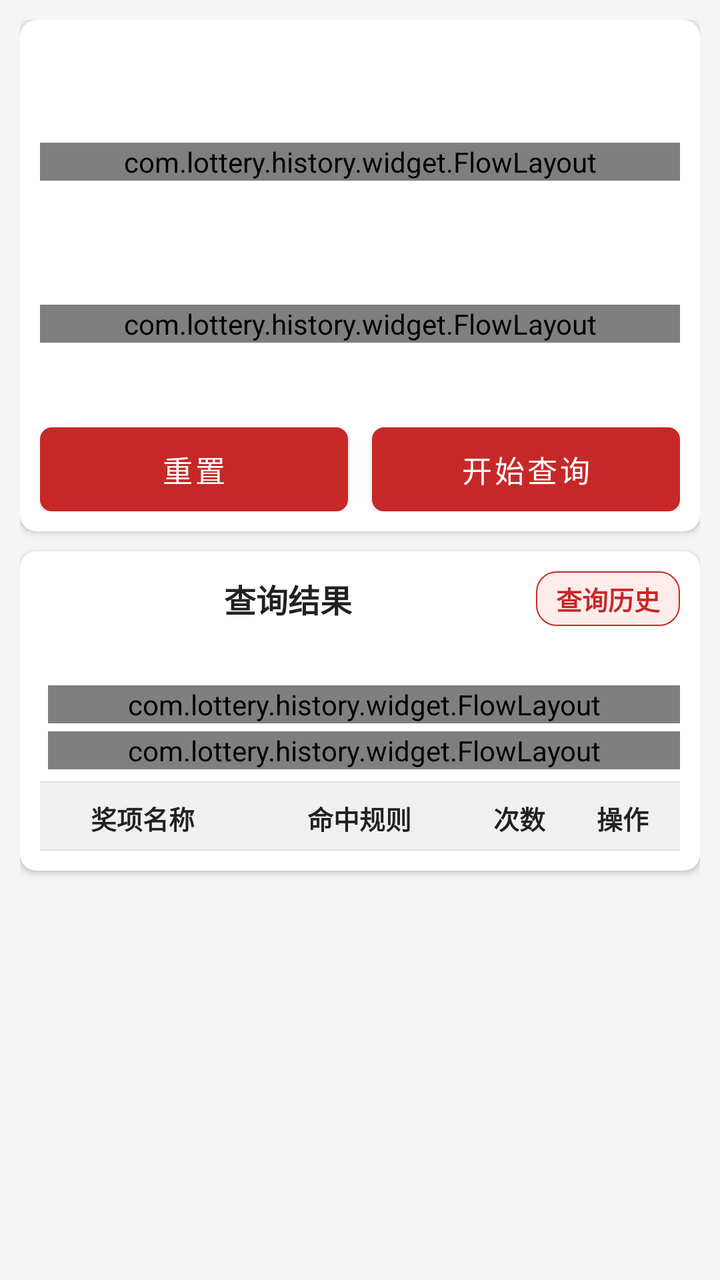
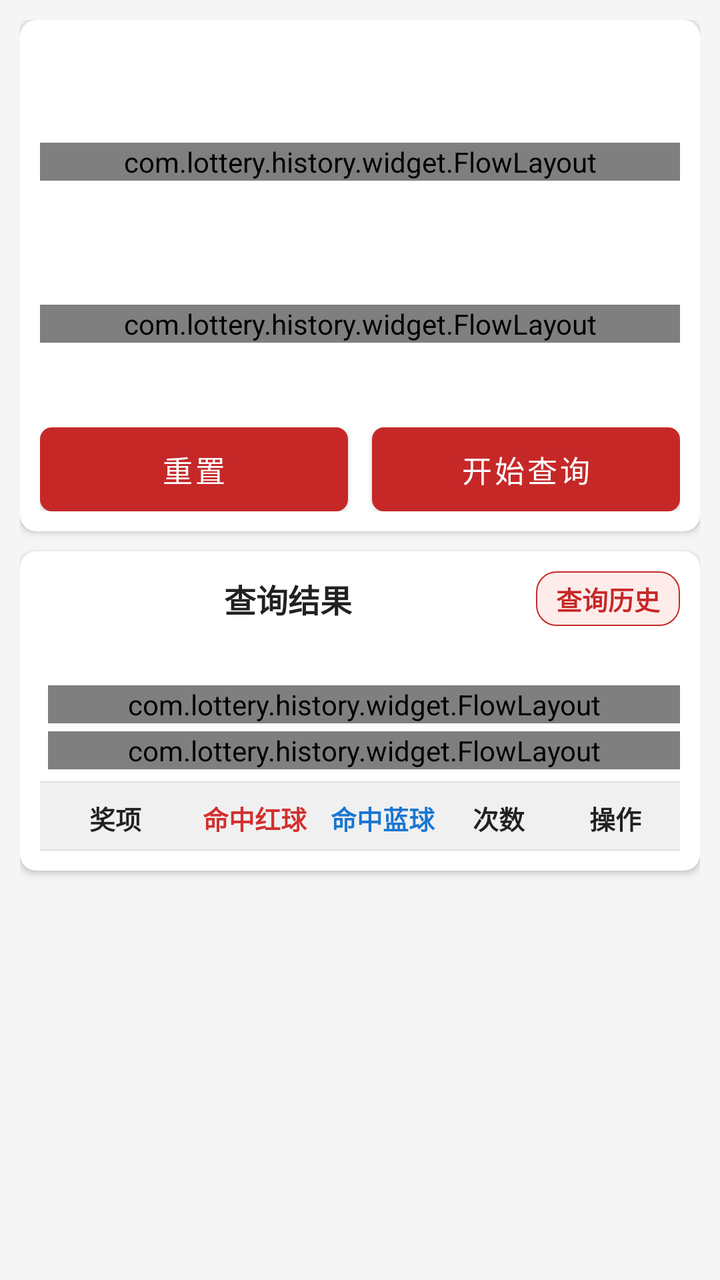

Two renders of the same Android screen: before a commit and after it. Below are the layout's source before the change and the commit's diff.
<!-- AndroidManifest.xml: application theme Theme.LotteryHistory -->
<!-- res/layout/fragment_lottery.xml -->
<?xml version="1.0" encoding="utf-8"?>
<androidx.core.widget.NestedScrollView xmlns:android="http://schemas.android.com/apk/res/android"
    xmlns:app="http://schemas.android.com/apk/res-auto"
    android:layout_width="match_parent"
    android:layout_height="match_parent"
    android:fillViewport="true">

    <LinearLayout
        android:layout_width="match_parent"
        android:layout_height="wrap_content"
        android:orientation="vertical"
        android:paddingStart="@dimen/page_padding"
        android:paddingEnd="@dimen/page_padding"
        android:paddingTop="@dimen/page_padding"
        android:paddingBottom="@dimen/page_padding">

        <androidx.cardview.widget.CardView
            android:layout_width="match_parent"
            android:layout_height="wrap_content"
            android:layout_marginBottom="@dimen/card_margin"
            app:cardCornerRadius="8dp"
            app:cardElevation="2dp">

            <LinearLayout
                android:layout_width="match_parent"
                android:layout_height="wrap_content"
                android:orientation="vertical"
                android:paddingStart="@dimen/card_padding"
                android:paddingEnd="@dimen/card_padding"
                android:paddingTop="@dimen/card_padding"
                android:paddingBottom="@dimen/card_padding">

                <TextView
                    android:id="@+id/tvPrimaryLabel"
                    android:layout_width="match_parent"
                    android:layout_height="wrap_content"
                    android:textColor="@color/primary_red"
                    android:textStyle="bold"
                    android:textSize="@dimen/title_text_size"
                    android:layout_marginBottom="6dp" />

                <LinearLayout
                    android:layout_width="match_parent"
                    android:layout_height="wrap_content"
                    android:orientation="horizontal"
                    android:gravity="center_vertical"
                    android:layout_marginTop="2dp"
                    android:layout_marginBottom="4dp">

                    <TextView
                        android:id="@+id/tvPrimarySelected"
                        android:layout_width="wrap_content"
                        android:layout_height="wrap_content"
                        android:textColor="@color/primary_red"
                        android:textSize="@dimen/small_text_size" />
                </LinearLayout>

                
                <com.lottery.history.widget.FlowLayout
                    android:id="@+id/llPrimarySelectedBalls"
                    android:layout_width="match_parent"
                    android:layout_height="wrap_content"
                    android:layout_marginBottom="6dp"
                    android:clipChildren="false"
                    android:clipToPadding="false" />

                <TextView
                    android:id="@+id/tvPrimaryTitle"
                    android:layout_width="match_parent"
                    android:layout_height="wrap_content"
                    android:textColor="@color/text_primary"
                    android:textStyle="bold"
                    android:textSize="@dimen/body_text_size" />

                <GridLayout
                    android:id="@+id/gridPrimary"
                    android:layout_width="match_parent"
                    android:layout_height="wrap_content"
                    android:layout_marginTop="4dp"
                    android:layout_marginBottom="8dp"
                    android:clipChildren="false"
                    android:clipToPadding="false">
                </GridLayout>

                
                <LinearLayout
                    android:id="@+id/secondarySection"
                    android:layout_width="match_parent"
                    android:layout_height="wrap_content"
                    android:orientation="vertical">

                    <LinearLayout
                        android:layout_width="match_parent"
                        android:layout_height="wrap_content"
                        android:orientation="horizontal"
                        android:gravity="center_vertical"
                        android:layout_marginTop="2dp"
                        android:layout_marginBottom="4dp">

                        <TextView
                            android:id="@+id/tvSecondarySelected"
                            android:layout_width="wrap_content"
                            android:layout_height="wrap_content"
                            android:textColor="@color/primary_blue"
                            android:textSize="@dimen/small_text_size" />
                    </LinearLayout>

                    
                    <com.lottery.history.widget.FlowLayout
                        android:id="@+id/llSecondarySelectedBalls"
                        android:layout_width="match_parent"
                        android:layout_height="wrap_content"
                        android:layout_marginBottom="6dp"
                        android:clipChildren="false"
                        android:clipToPadding="false" />

                    <TextView
                        android:id="@+id/tvSecondaryTitle"
                        android:layout_width="match_parent"
                        android:layout_height="wrap_content"
                        android:textColor="@color/text_primary"
                        android:textStyle="bold"
                        android:textSize="@dimen/body_text_size" />

                    <GridLayout
                        android:id="@+id/gridSecondary"
                        android:layout_width="match_parent"
                        android:layout_height="wrap_content"
                        android:layout_marginTop="4dp"
                        android:layout_marginBottom="12dp"
                        android:clipChildren="false"
                        android:clipToPadding="false">
                    </GridLayout>
                </LinearLayout>

                <LinearLayout
                    android:layout_width="match_parent"
                    android:layout_height="wrap_content"
                    android:orientation="horizontal"
                    android:gravity="center">

                    <Button
                        android:id="@+id/btnReset"
                        android:layout_width="0dp"
                        android:layout_height="@dimen/button_height"
                        android:layout_weight="1"
                        android:layout_marginEnd="6dp"
                        android:background="@drawable/bg_button_gray"
                        android:text="@string/reset"
                        android:textColor="@android:color/white"
                        android:textSize="@dimen/body_text_size" />

                    <Button
                        android:id="@+id/btnQuery"
                        android:layout_width="0dp"
                        android:layout_height="@dimen/button_height"
                        android:layout_weight="1"
                        android:layout_marginStart="6dp"
                        android:background="@drawable/bg_button_red"
                        android:text="@string/query"
                        android:textColor="@android:color/white"
                        android:textSize="@dimen/body_text_size" />
                </LinearLayout>

            </LinearLayout>
        </androidx.cardview.widget.CardView>

        <androidx.cardview.widget.CardView
            android:id="@+id/cardResult"
            android:layout_width="match_parent"
            android:layout_height="wrap_content"
            app:cardCornerRadius="8dp"
            app:cardElevation="2dp"
            android:visibility="visible">

            <LinearLayout
                android:layout_width="match_parent"
                android:layout_height="wrap_content"
                android:orientation="vertical"
                android:paddingStart="@dimen/card_padding"
                android:paddingEnd="@dimen/card_padding"
                android:paddingTop="@dimen/card_padding"
                android:paddingBottom="@dimen/card_padding">

                <LinearLayout
                    android:layout_width="match_parent"
                    android:layout_height="wrap_content"
                    android:orientation="horizontal"
                    android:gravity="center_vertical"
                    android:paddingBottom="6dp">

                    <TextView
                        android:layout_width="0dp"
                        android:layout_height="wrap_content"
                        android:layout_weight="1"
                        android:text="@string/query_result"
                        android:textAlignment="center"
                        android:textStyle="bold"
                        android:textColor="@color/text_primary"
                        android:textSize="@dimen/title_text_size" />

                    <TextView
                        android:id="@+id/btnQueryHistory"
                        android:layout_width="wrap_content"
                        android:layout_height="wrap_content"
                        android:background="@drawable/bg_btn_history"
                        android:clickable="true"
                        android:focusable="true"
                        android:paddingStart="10dp"
                        android:paddingEnd="10dp"
                        android:paddingTop="4dp"
                        android:paddingBottom="4dp"
                        android:text="查询历史"
                        android:textColor="@color/primary_red"
                        android:textSize="@dimen/small_text_size"
                        android:textStyle="bold" />
                </LinearLayout>

                <TextView
                    android:id="@+id/tvSelectedNumbers"
                    android:layout_width="match_parent"
                    android:layout_height="wrap_content"
                    android:paddingBottom="4dp"
                    android:textSize="@dimen/small_text_size" />

                <LinearLayout
                    android:layout_width="match_parent"
                    android:layout_height="wrap_content"
                    android:orientation="vertical"
                    android:paddingBottom="6dp">

                    
                    <LinearLayout
                        android:layout_width="match_parent"
                        android:layout_height="wrap_content"
                        android:orientation="horizontal"
                        android:gravity="center_vertical"
                        android:layout_marginTop="2dp">

                        <TextView
                            android:id="@+id/tvResultPrimaryLabel"
                            android:layout_width="wrap_content"
                            android:layout_height="wrap_content"
                            android:textColor="@color/red_ball"
                            android:textSize="@dimen/small_text_size"
                            android:textStyle="bold"
                            android:layout_marginEnd="4dp" />

                        <com.lottery.history.widget.FlowLayout
                            android:id="@+id/llResultRedBalls"
                            android:layout_width="0dp"
                            android:layout_height="wrap_content"
                            android:layout_weight="1"
                            android:clipChildren="false"
                            android:clipToPadding="false" />
                    </LinearLayout>

                    
                    <LinearLayout
                        android:id="@+id/llResultSecondaryRow"
                        android:layout_width="match_parent"
                        android:layout_height="wrap_content"
                        android:orientation="horizontal"
                        android:gravity="center_vertical"
                        android:layout_marginTop="4dp">

                        <TextView
                            android:id="@+id/tvResultSecondaryLabel"
                            android:layout_width="wrap_content"
                            android:layout_height="wrap_content"
                            android:textColor="@color/blue_ball"
                            android:textSize="@dimen/small_text_size"
                            android:textStyle="bold"
                            android:layout_marginEnd="4dp" />

                        <com.lottery.history.widget.FlowLayout
                            android:id="@+id/llResultBlueBalls"
                            android:layout_width="0dp"
                            android:layout_height="wrap_content"
                            android:layout_weight="1"
                            android:clipChildren="false"
                            android:clipToPadding="false" />
                    </LinearLayout>
                </LinearLayout>

                <View
                    android:layout_width="match_parent"
                    android:layout_height="0.5dp"
                    android:background="@color/divider" />

                
                <LinearLayout
                    android:layout_width="match_parent"
                    android:layout_height="wrap_content"
                    android:orientation="horizontal"
                    android:paddingTop="8dp"
                    android:paddingBottom="6dp"
                    android:background="@drawable/bg_table_header">

                    <TextView
                        android:layout_width="0dp"
                        android:layout_height="wrap_content"
                        android:layout_weight="2.0"
                        android:text="奖项名称"
                        android:gravity="center"
                        android:textStyle="bold"
                        android:textColor="@color/text_primary"
                        android:textSize="@dimen/small_text_size" />

                    <TextView
                        android:layout_width="0dp"
                        android:layout_height="wrap_content"
                        android:layout_weight="2.2"
                        android:text="命中规则"
                        android:gravity="center"
                        android:textStyle="bold"
                        android:textColor="@color/text_primary"
                        android:textSize="@dimen/small_text_size" />

                    <TextView
                        android:layout_width="0dp"
                        android:layout_height="wrap_content"
                        android:layout_weight="0.9"
                        android:text="次数"
                        android:gravity="center"
                        android:textStyle="bold"
                        android:textColor="@color/text_primary"
                        android:textSize="@dimen/small_text_size" />

                    <TextView
                        android:layout_width="0dp"
                        android:layout_height="wrap_content"
                        android:layout_weight="1.1"
                        android:text="操作"
                        android:gravity="center"
                        android:textStyle="bold"
                        android:textColor="@color/text_primary"
                        android:textSize="@dimen/small_text_size" />
                </LinearLayout>

                <View
                    android:layout_width="match_parent"
                    android:layout_height="0.5dp"
                    android:background="@color/divider" />

                
                <LinearLayout
                    android:id="@+id/resultContainer"
                    android:layout_width="match_parent"
                    android:layout_height="wrap_content"
                    android:orientation="vertical" />

            </LinearLayout>
        </androidx.cardview.widget.CardView>

    </LinearLayout>
</androidx.core.widget.NestedScrollView>
<!-- resources referenced by this layout -->
<resources>
  <color name="blue_ball">#1976D2</color>
  <color name="divider">#E0E0E0</color>
  <color name="primary_blue">#1565C0</color>
  <color name="primary_red">#C62828</color>
  <color name="red_ball">#D32F2F</color>
  <color name="text_primary">#212121</color>
  <dimen name="body_text_size">17sp</dimen>
  <dimen name="button_height">52dp</dimen>
  <dimen name="card_margin">12dp</dimen>
  <dimen name="card_padding">14dp</dimen>
  <dimen name="page_padding">14dp</dimen>
  <dimen name="small_text_size">15sp</dimen>
  <dimen name="title_text_size">19sp</dimen>
  <!-- drawable bg_btn_history (drawable) -->
  <?xml version="1.0" encoding="utf-8"?>
  <shape xmlns:android="http://schemas.android.com/apk/res/android"
      android:shape="rectangle">
      <solid android:color="#FDECEA" />
      <corners android:radius="10dp" />
      <stroke
          android:width="0.5dp"
          android:color="@color/primary_red" />
  </shape>
  <!-- drawable bg_button_gray (drawable) -->
  <?xml version="1.0" encoding="utf-8"?>
  <shape xmlns:android="http://schemas.android.com/apk/res/android"
      android:shape="rectangle">
      <corners android:radius="6dp" />
      <solid android:color="@color/button_gray" />
  </shape>
  <!-- drawable bg_button_red (drawable) -->
  <?xml version="1.0" encoding="utf-8"?>
  <shape xmlns:android="http://schemas.android.com/apk/res/android"
      android:shape="rectangle">
      <corners android:radius="6dp" />
      <solid android:color="@color/button_red" />
  </shape>
  <!-- drawable bg_table_header (drawable) -->
  <?xml version="1.0" encoding="utf-8"?>
  <shape xmlns:android="http://schemas.android.com/apk/res/android">
      <solid android:color="#F0F0F0" />
  </shape>
  <string name="query">开始查询</string>
  <string name="query_result">查询结果</string>
  <string name="reset">重置</string>
  <style name="Theme.LotteryHistory" parent="Theme.MaterialComponents.Light.NoActionBar">
          <item name="colorPrimary">@color/primary_red</item>
          <item name="colorPrimaryDark">@color/primary_red</item>
          <item name="colorAccent">@color/primary_red</item>
          <item name="android:windowBackground">@color/bg_light</item>
      </style>
  <color name="button_gray">#BDBDBD</color>
  <color name="button_red">#C62828</color>
  <color name="bg_light">#F5F5F5</color>
</resources>

<!-- the commit's change to res/layout/fragment_lottery.xml (unified diff, before → after) -->
@@ -298,26 +298,40 @@
                     android:background="@drawable/bg_table_header">
 
                     <TextView
-                        android:layout_width="0dp"
-                        android:layout_height="wrap_content"
-                        android:layout_weight="2.0"
-                        android:text="奖项名称"
-                        android:gravity="center"
-                        android:textStyle="bold"
-                        android:textColor="@color/text_primary"
-                        android:textSize="@dimen/small_text_size" />
-
-                    <TextView
-                        android:layout_width="0dp"
-                        android:layout_height="wrap_content"
-                        android:layout_weight="2.2"
-                        android:text="命中规则"
-                        android:gravity="center"
-                        android:textStyle="bold"
-                        android:textColor="@color/text_primary"
-                        android:textSize="@dimen/small_text_size" />
-
-                    <TextView
+                        android:id="@+id/tvHeaderPrizeName"
+                        android:layout_width="0dp"
+                        android:layout_height="wrap_content"
+                        android:layout_weight="1.3"
+                        android:text="奖项"
+                        android:gravity="center"
+                        android:textStyle="bold"
+                        android:textColor="@color/text_primary"
+                        android:textSize="@dimen/small_text_size" />
+
+                    <TextView
+                        android:id="@+id/tvHeaderHitPrimary"
+                        android:layout_width="0dp"
+                        android:layout_height="wrap_content"
+                        android:layout_weight="1.1"
+                        android:text="命中红球"
+                        android:gravity="center"
+                        android:textStyle="bold"
+                        android:textColor="@color/red_ball"
+                        android:textSize="@dimen/small_text_size" />
+
+                    <TextView
+                        android:id="@+id/tvHeaderHitSecondary"
+                        android:layout_width="0dp"
+                        android:layout_height="wrap_content"
+                        android:layout_weight="1.1"
+                        android:text="命中蓝球"
+                        android:gravity="center"
+                        android:textStyle="bold"
+                        android:textColor="@color/blue_ball"
+                        android:textSize="@dimen/small_text_size" />
+
+                    <TextView
+                        android:id="@+id/tvHeaderCount"
                         android:layout_width="0dp"
                         android:layout_height="wrap_content"
                         android:layout_weight="0.9"
@@ -328,6 +342,7 @@
                         android:textSize="@dimen/small_text_size" />
 
                     <TextView
+                        android:id="@+id/tvHeaderAction"
                         android:layout_width="0dp"
                         android:layout_height="wrap_content"
                         android:layout_weight="1.1"
